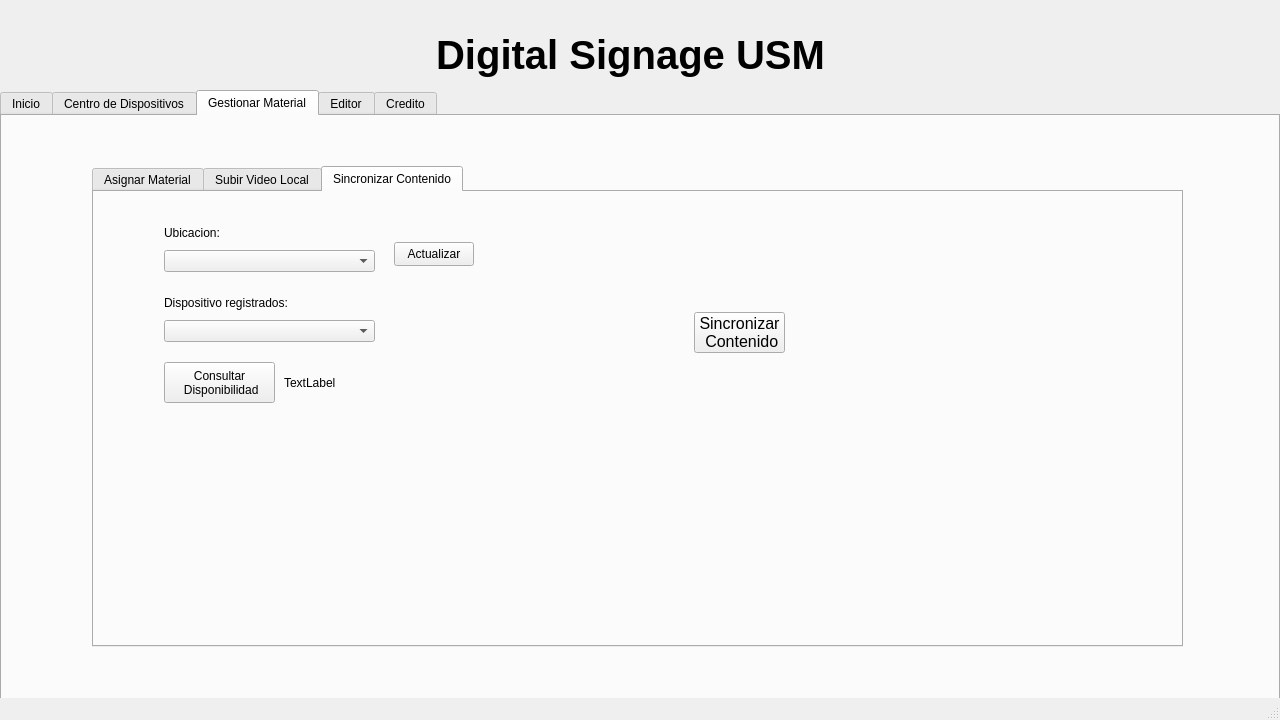
First picture: the form in ProyectoQT/Interfaz_Digital_SIgnage_USM/mainwindow.ui, repository seba-saca/Digital_Signage_USM, before the edit.
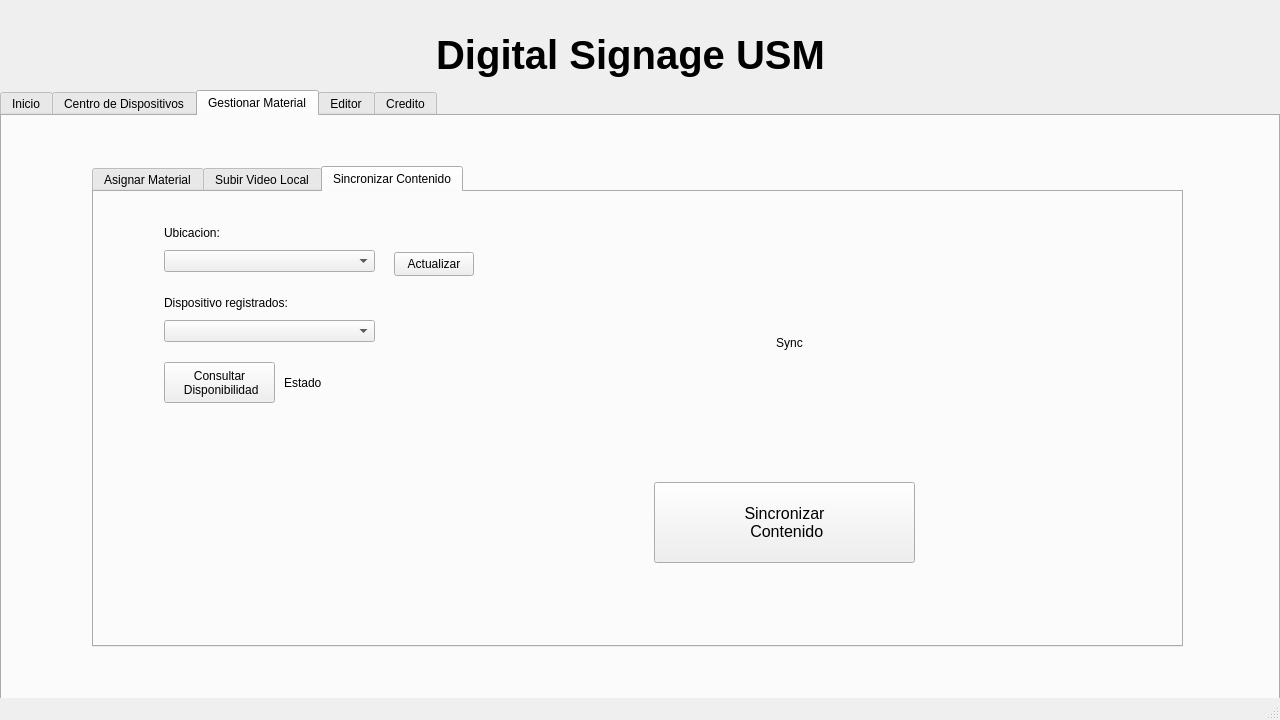
Second picture: the form after the edit. The open tabs and pages were chosen to show the change. Icons and pictures are not drawn.

```diff
--- a/ProyectoQT/Interfaz_Digital_SIgnage_USM/mainwindow.ui
+++ b/ProyectoQT/Interfaz_Digital_SIgnage_USM/mainwindow.ui
@@ -760,10 +760,10 @@
        <widget class="QPushButton" name="sincronizar">
         <property name="geometry">
          <rect>
-          <x>600</x>
-          <y>120</y>
-          <width>91</width>
-          <height>41</height>
+          <x>560</x>
+          <y>290</y>
+          <width>261</width>
+          <height>81</height>
          </rect>
         </property>
         <property name="font">
@@ -817,7 +817,7 @@
         <property name="geometry">
          <rect>
           <x>300</x>
-          <y>50</y>
+          <y>60</y>
           <width>80</width>
           <height>24</height>
          </rect>
@@ -858,12 +858,31 @@
          </rect>
         </property>
         <property name="text">
-         <string>TextLabel</string>
+         <string>Estado</string>
         </property>
         <property name="scaledContents">
          <bool>true</bool>
         </property>
        </widget>
+       <widget class="QLabel" name="label_sync_logo">
+        <property name="geometry">
+         <rect>
+          <x>490</x>
+          <y>40</y>
+          <width>411</width>
+          <height>221</height>
+         </rect>
+        </property>
+        <property name="text">
+         <string>Sync</string>
+        </property>
+        <property name="scaledContents">
+         <bool>true</bool>
+        </property>
+        <property name="alignment">
+         <set>Qt::AlignCenter</set>
+        </property>
+       </widget>
       </widget>
      </widget>
     </widget>
```
Left out of the diff: 6 changed lines with no effect on the pictures.
